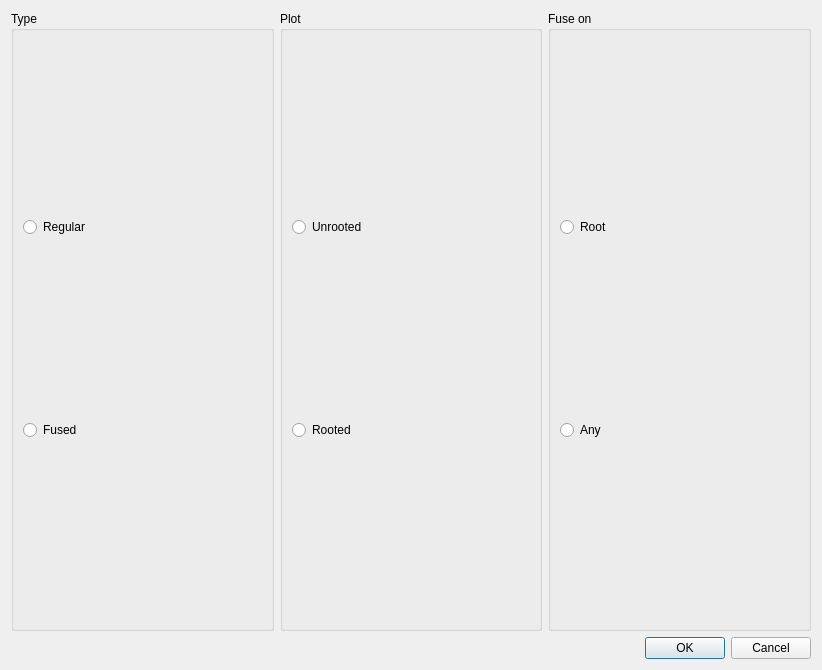
Old version of the form legoalign/Designer/FrmTreeSelector_designer.ui in the repository JMcInerneyLab/groot.
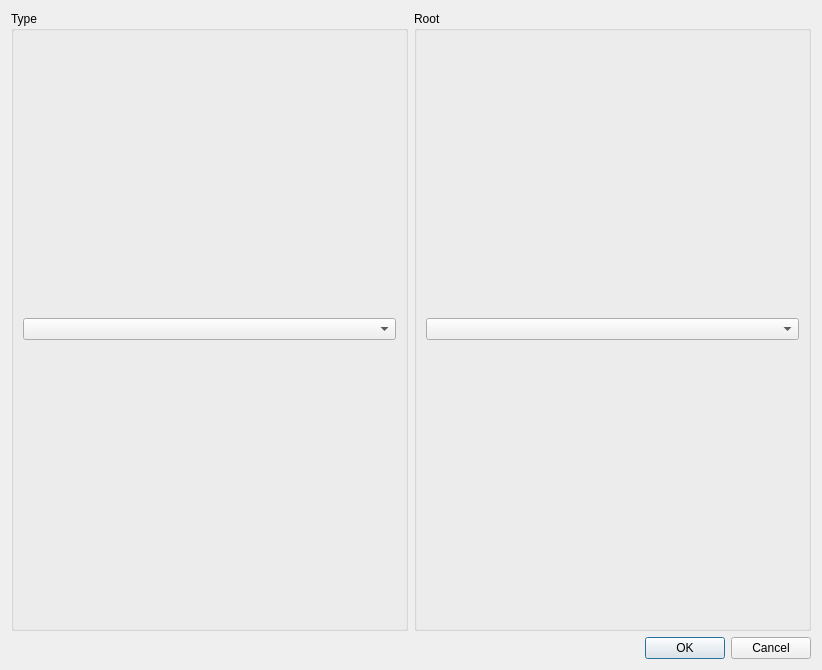
New version of the form.

The edit to the form file:
```diff
--- a/legoalign/Designer/FrmTreeSelector_designer.ui
+++ b/legoalign/Designer/FrmTreeSelector_designer.ui
@@ -23,24 +23,7 @@
        </property>
        <layout class="QVBoxLayout" name="verticalLayout_2">
         <item>
-         <widget class="QRadioButton" name="RAD_TYPE_REGULAR">
-          <property name="toolTip">
-           <string>Draw regular trees, one for each component with a tree</string>
-          </property>
-          <property name="text">
-           <string>Regular</string>
-          </property>
-         </widget>
-        </item>
-        <item>
-         <widget class="QRadioButton" name="RAD_TYPE_FUSED">
-          <property name="toolTip">
-           <string>&lt;html&gt;&lt;head/&gt;&lt;body&gt;&lt;p&gt;Draw trees, one for each component, and produce a fusion graph from them.&lt;/p&gt;&lt;/body&gt;&lt;/html&gt;</string>
-          </property>
-          <property name="text">
-           <string>Fused</string>
-          </property>
-         </widget>
+         <widget class="QComboBox" name="LST_TYPE"/>
         </item>
        </layout>
       </widget>
@@ -48,57 +31,11 @@
      <item>
       <widget class="QGroupBox" name="groupBox_2">
        <property name="title">
-        <string>Plot</string>
+        <string>Root</string>
        </property>
        <layout class="QVBoxLayout" name="verticalLayout">
         <item>
-         <widget class="QRadioButton" name="RAD_PLOT_UNROOTED">
-          <property name="toolTip">
-           <string>&lt;html&gt;&lt;head/&gt;&lt;body&gt;&lt;p&gt;Don't root the trees.&lt;/p&gt;&lt;/body&gt;&lt;/html&gt;</string>
-          </property>
-          <property name="text">
-           <string>Unrooted</string>
-          </property>
-         </widget>
-        </item>
-        <item>
-         <widget class="QRadioButton" name="RAD_PLOT_ROOTED">
-          <property name="toolTip">
-           <string>&lt;html&gt;&lt;head/&gt;&lt;body&gt;&lt;p&gt;Root the trees on the sequences you have marked as roots on the main screen.&lt;/p&gt;&lt;p&gt;If you haven't marked any, the plot will be unrooted.&lt;/p&gt;&lt;/body&gt;&lt;/html&gt;</string>
-          </property>
-          <property name="text">
-           <string>Rooted</string>
-          </property>
-         </widget>
-        </item>
-       </layout>
-      </widget>
-     </item>
-     <item>
-      <widget class="QGroupBox" name="groupBox_3">
-       <property name="title">
-        <string>Fuse on</string>
-       </property>
-       <layout class="QVBoxLayout" name="verticalLayout_4">
-        <item>
-         <widget class="QRadioButton" name="RAD_FUSEON_ROOT">
-          <property name="toolTip">
-           <string>&lt;html&gt;&lt;head/&gt;&lt;body&gt;&lt;p&gt;Give preference to sequences marked as roots when calculating the merge point.&lt;/p&gt;&lt;/body&gt;&lt;/html&gt;</string>
-          </property>
-          <property name="text">
-           <string>Root</string>
-          </property>
-         </widget>
-        </item>
-        <item>
-         <widget class="QRadioButton" name="RAD_FUSEON_ANY">
-          <property name="toolTip">
-           <string>&lt;html&gt;&lt;head/&gt;&lt;body&gt;&lt;p&gt;Don't give preference to any sequence when calculating the merge point.&lt;/p&gt;&lt;/body&gt;&lt;/html&gt;</string>
-          </property>
-          <property name="text">
-           <string>Any</string>
-          </property>
-         </widget>
+         <widget class="QComboBox" name="LST_ROOT"/>
         </item>
        </layout>
       </widget>
```
